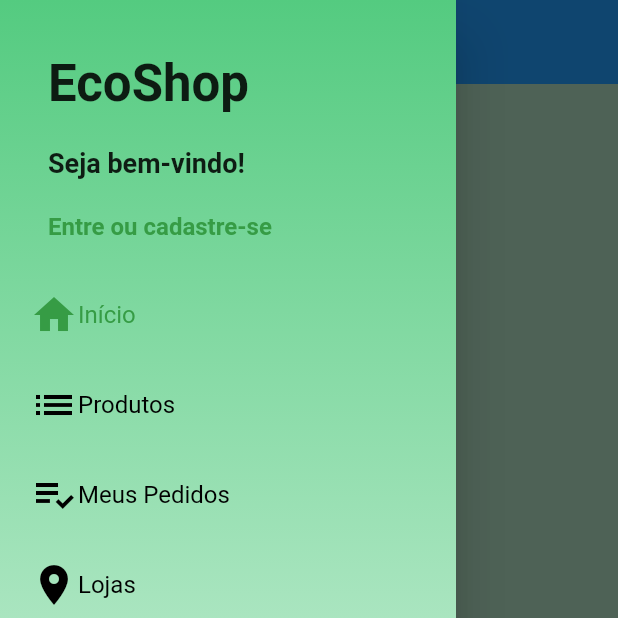
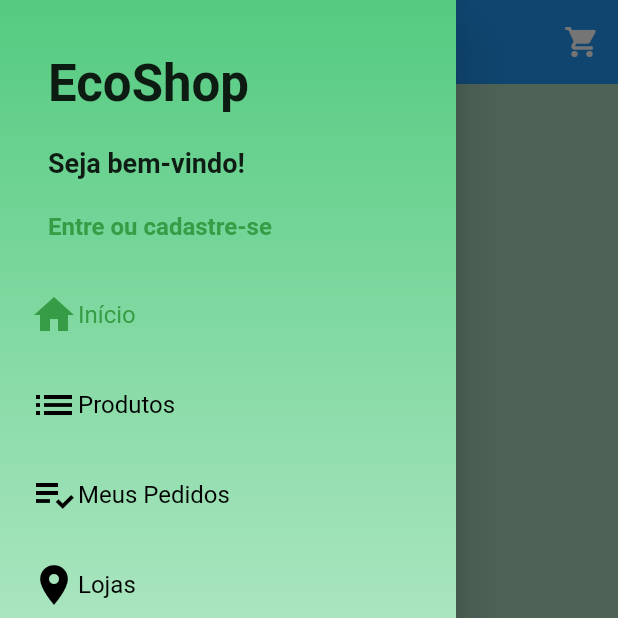
Before and after one commit to yesnoni/loja_virtual, a Flutter app: the screen it shows after launch, with the side drawer open, on a phone screen of 412 x 824 dp, the top half of it. Run offline on Flutter 3.47's test engine with Material 2 defaults, Android fonts, the phone set to English and light mode, and no system bars; our stand-ins replace carousel_pro, cloud_firestore, firebase_auth, firebase_core; accounts and stored records are empty.

Commit message:
botao de adicionar ao carrinho

```diff
--- a/lib/main.dart
+++ b/lib/main.dart
@@ -1,5 +1,6 @@
 import 'package:flutter/material.dart';
 import 'package:loja_virtual/models/cart_manager.dart';
+import 'package:loja_virtual/models/home_manager.dart';
 import 'package:loja_virtual/models/product.dart';
 import 'package:loja_virtual/models/product_manager.dart';
 import 'package:loja_virtual/screens/base/base_screen.dart';
@@ -27,6 +28,7 @@ class MyApp extends StatelessWidget {
       providers: [
         ChangeNotifierProvider(create: (_) => UserManager(), lazy: false,),
         ChangeNotifierProvider(create: (_) => ProductManager(), lazy: false,),
+        Provider(create: (_) => HomeManager(), lazy: false,),
         ChangeNotifierProxyProvider<UserManager, CartManager>(create: (_) => CartManager(), update: (_, userManager, cartManager) =>
         cartManager..updateUser(userManager),
           lazy: false,),
--- /dev/null
+++ b/lib/models/home_manager.dart
@@ -0,0 +1,22 @@
+import 'package:cloud_firestore/cloud_firestore.dart';
+import 'package:loja_virtual/models/section.dart';
+
+class HomeManager{
+
+  HomeManager(){
+    _loadSections();
+  }
+
+  List<Section> sections = [];
+
+  final FirebaseFirestore firestore = FirebaseFirestore.instance;
+
+  Future<void> _loadSections() async{
+    firestore.collection('home').snapshots().listen((snapshot) {
+      sections.clear();
+      for(final DocumentSnapshot document in snapshot.docs){
+        sections.add(Section.fromDocument(document));
+      }
+    });
+  }
+}
--- /dev/null
+++ b/lib/models/section.dart
@@ -0,0 +1,16 @@
+import 'package:cloud_firestore/cloud_firestore.dart';
+import 'package:loja_virtual/models/section_item.dart';
+
+class Section {
+  Section.fromDocument(DocumentSnapshot document){
+    name = document['name'] as String;
+    type = document['type'] as String;
+    items = (document['items'] as List).map((i) => SectionItem.fromMap(i as Map<String, dynamic>)).toList();
+  }
+
+  String name;
+  String type;
+
+  List<SectionItem> items;
+
+}
--- a/lib/screens/base/base_screen.dart
+++ b/lib/screens/base/base_screen.dart
@@ -1,6 +1,7 @@
 import 'package:flutter/material.dart';
 import 'package:loja_virtual/common/custom_drawer/custom_drawer.dart';
 import 'package:loja_virtual/models/page_manager.dart';
+import 'package:loja_virtual/screens/home/home_screen.dart';
 import 'package:loja_virtual/screens/products/products.screen.dart';
 import 'package:provider/provider.dart';
 
@@ -16,12 +17,7 @@ class BaseScreen extends StatelessWidget{
         controller: pageController,
         physics: const NeverScrollableScrollPhysics(),
         children: [
-          Scaffold(
-            drawer: CustomDrawer(),
-            appBar: AppBar(
-              title: const Text("Home"),
-            ),
-          ),
+          HomeScreen(),
           ProductsScreen(),
           Scaffold(
             drawer: CustomDrawer(),
--- /dev/null
+++ b/lib/screens/home/home_screen.dart
@@ -0,0 +1,56 @@
+import 'package:flutter/material.dart';
+import 'package:loja_virtual/common/custom_drawer/custom_drawer.dart';
+import 'package:loja_virtual/models/home_manager.dart';
+import 'package:loja_virtual/models/section.dart';
+import 'package:provider/provider.dart';
+
+import 'components/section_list.dart';
+
+class HomeScreen extends StatelessWidget {
+
+
+  @override
+  Widget build(BuildContext context) {
+    return Scaffold(
+      drawer: CustomDrawer(),
+      body: Stack(
+        children: [
+          CustomScrollView(
+            slivers: [
+              SliverAppBar(
+                snap: true,
+                floating: true,
+                elevation: 0,
+                flexibleSpace: const FlexibleSpaceBar(
+                  title: Text("EchoShop"),
+                  centerTitle: true,
+                ),
+                actions: [
+                  IconButton(
+                      icon: const Icon(Icons.shopping_cart),
+                      onPressed: () => Navigator.of(context).pushNamed('/cart'),
+                  ),
+                ],
+              ),
+              Consumer<HomeManager>(
+                  builder:(_, homeManager, __){
+
+                    final List<Widget> children = homeManager.sections.map<Widget>(
+                            (section){switch(section.type){
+                              case 'List' : return SectionList(section);
+                              case 'Staggered' : return Container();
+                              default : return Container();
+                            }}).toList();
+
+                    return SliverList(
+                      delegate: SliverChildListDelegate(children),
+                    );
+                  }
+              ),
+            ],
+          ),
+        ]
+      ),
+    );
+  }
+}
```
Also changed, not shown: lib/models/section_item.dart (added, +9 -0 lines), lib/screens/home/components/section_list.dart (added, +19 -0 lines).
